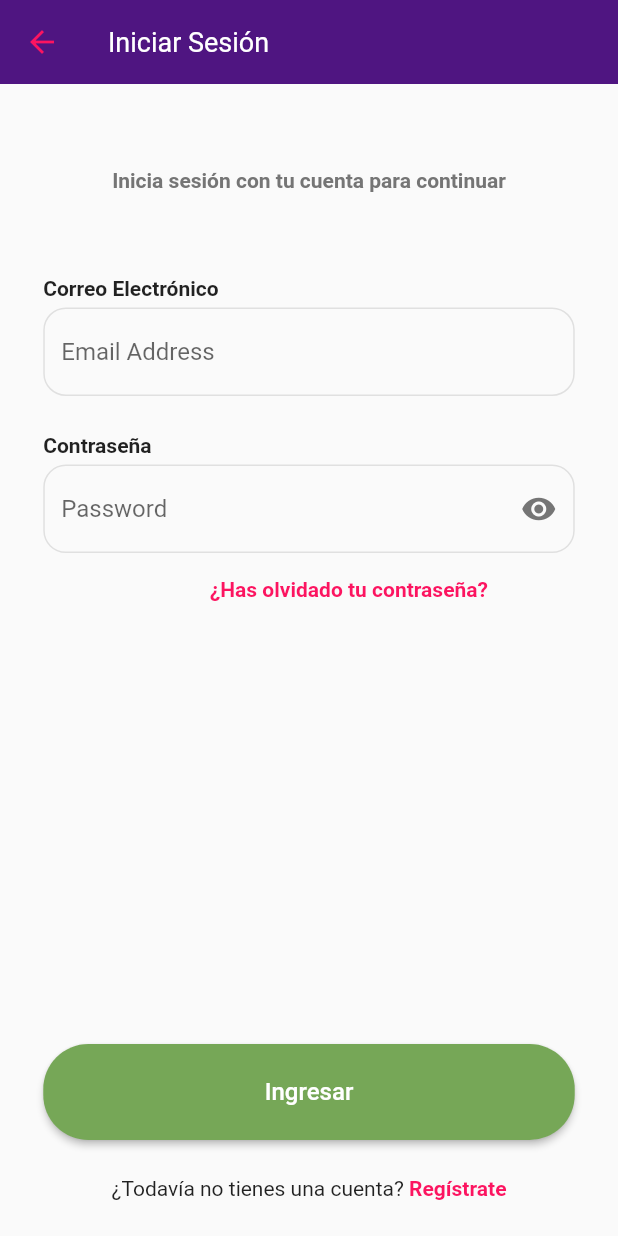
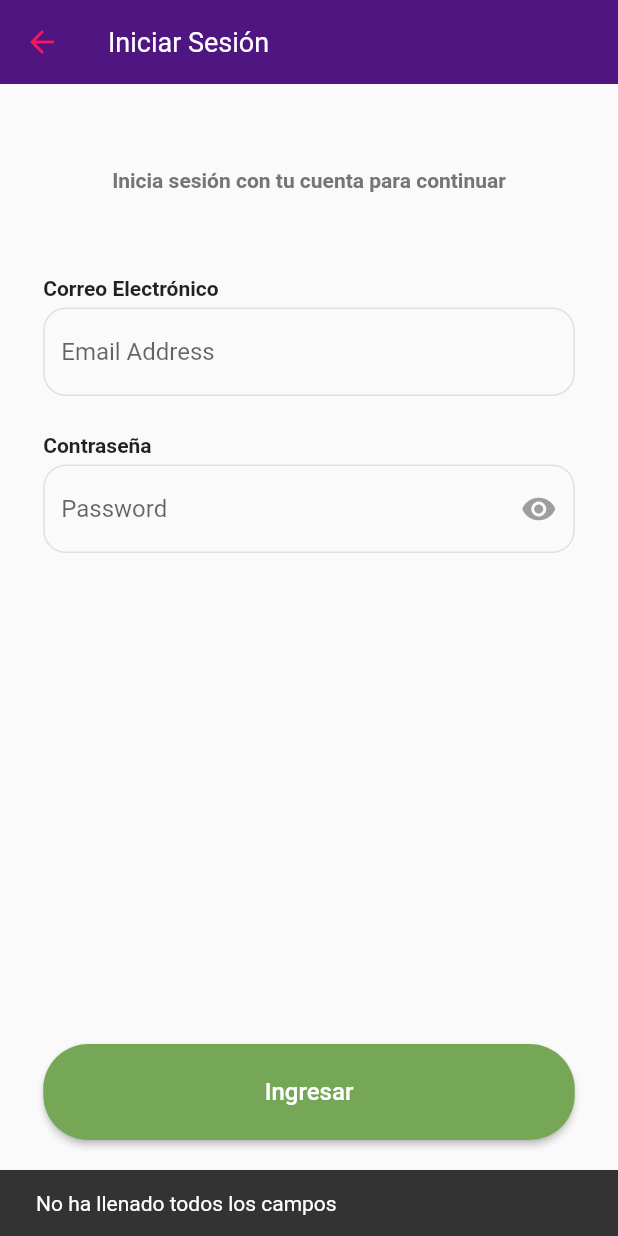
Before and after one commit to JavierMonjaraz/193231-MVP-V1, a Flutter app: the LoginPage screen opened by its route, after a tap on "Ingresar", on a phone screen of 412 x 824 dp. Run offline on Flutter 3.47's test engine with Material 2 defaults, Android fonts, the phone set to English and light mode, and no system bars; our stand-ins replace font_awesome_flutter, shared_preferences; accounts and stored records are empty.

Commit message:
Login back conection

```diff
--- /dev/null
+++ b/lib/Conection/server.dart
@@ -0,0 +1,3 @@
+class connect {
+  static const String url = "http://192.168.1.65:3000/";
+}
--- a/lib/Home/principal_page.dart
+++ b/lib/Home/principal_page.dart
@@ -1,4 +1,5 @@
 import 'package:flutter/material.dart';
+import 'package:shared_preferences/shared_preferences.dart';
 
 import 'cards_view.dart';
 import 'carrousel_circle_img_view.dart';
@@ -13,6 +14,7 @@ class PrincipalPage extends StatefulWidget {
 
 class _PrincipalPageState extends State<PrincipalPage> {
   int _selectedIndex = 1;
+  String name = "";
   final List<bool> _isOpen = [false, false];
 
   static const TextStyle optionStyle =
@@ -36,6 +38,18 @@ class _PrincipalPageState extends State<PrincipalPage> {
   }
 
   @override
+  void initState() {
+    getData();
+  }
+
+  getData() async {
+    SharedPreferences prefs = await SharedPreferences.getInstance();
+    setState(() {
+      name = prefs.getString('name')!;
+    });
+  }
+
+  @override
   Widget build(BuildContext context) {
     return Scaffold(
       appBar: AppBar(
@@ -51,12 +65,15 @@ class _PrincipalPageState extends State<PrincipalPage> {
             Padding(
               padding: EdgeInsets.symmetric(vertical: 50),
               child: Column(
-                children: const [
-                  CircleAvatar(
+                children: [
+                  const CircleAvatar(
                     child: Text("Imagen"),
                     radius: 40,
                   ),
-                  Text("Nombre"),
+                  const SizedBox(
+                    height: 10,
+                  ),
+                  Text(name),
                 ],
               ),
             ),
--- a/lib/pages/login/login_page.dart
+++ b/lib/pages/login/login_page.dart
@@ -1,12 +1,32 @@
+import 'dart:convert';
+
 import 'package:flutter/material.dart';
+import 'package:http/http.dart';
 import 'package:mvp_all/styles/colors/colors_views.dart';
+import 'package:shared_preferences/shared_preferences.dart';
+import 'package:mvp_all/Conection/server.dart';
 
-class LoginPage extends StatelessWidget {
+class LoginPage extends StatefulWidget {
   const LoginPage({Key? key}) : super(key: key);
+
+  @override
+  State<LoginPage> createState() => _LoginPage();
+}
+
+class _LoginPage extends State<LoginPage>{
+
+  final email = TextEditingController();
+  final password = TextEditingController();
+  bool _passwordVisible = false;
 
   @override
   Widget build(BuildContext context) {
     final size = MediaQuery.of(context).size;
+
+    var outlineInputBorder = OutlineInputBorder(
+      borderSide: const BorderSide(color: ColorsViews.bar_disabled),
+      borderRadius: BorderRadius.circular(15),
+    );
 
     return Scaffold(
         appBar: AppBar(
@@ -45,15 +65,62 @@ class LoginPage extends StatelessWidget {
                     child: SingleChildScrollView(
                       child: Column(
                         children: [
-                          const TextFormFieldCustom(
-                            label: 'Correo Electrónico',
-                            hintText: 'Email Address',
-                            helpTextEnabled: false,
+                          Column(
+                            crossAxisAlignment: CrossAxisAlignment.start,
+                            children: [
+                              const Text(
+                                "Correo Electrónico",
+                                style: TextStyle(
+                                  fontWeight: FontWeight.bold,
+                                ),
+                              ),
+                              const SizedBox(
+                                height: 5,
+                              ),
+                              TextField(
+                                controller: email,
+                                decoration: InputDecoration(
+                                    hintText: "Email Address",
+                                    focusedBorder: outlineInputBorder,
+                                    enabledBorder: outlineInputBorder),
+                              )
+                            ],
                           ),
                           SizedBox(height: size.height * 0.03),
-                          const TextFormFieldPasswordScreen(
-                            helpTextEnabled: false,
-                            showHelpPassword: true,
+                          Column(
+                            crossAxisAlignment: CrossAxisAlignment.start,
+                            children: [
+                              const Text(
+                                "Contraseña",
+                                style: TextStyle(
+                                  fontWeight: FontWeight.bold,
+                                ),
+                              ),
+                              const SizedBox(
+                                height: 5,
+                              ),
+                              TextField(
+                                controller: password,
+                                obscureText: !_passwordVisible,
+                                decoration: InputDecoration(
+                                  hintText: "Password",
+                                  focusedBorder: outlineInputBorder,
+                                  enabledBorder: outlineInputBorder,
+                                  suffixIcon: IconButton(
+                                    icon: Icon(
+                                      Icons.visibility,
+                                      color: _passwordVisible
+                                          ? Colors.blue
+                                          : Colors.grey,
+                                    ),
+                                    onPressed: () {
+                                      _passwordVisible = !_passwordVisible;
+                                      setState(() {});
+                                    },
+                                  ),
+                                ),
+                              )
+                            ],
                           ),
                         ],
                       ),
@@ -66,7 +133,53 @@ class LoginPage extends StatelessWidget {
                 ),
                 Expanded(
                   flex: 1,
-                  child: CustomButtonApp(size: size, textButton: 'Ingresar'),
+                  child: SizedBox(
+                    width: size.width * 0.9,
+                    height: size.height * 0.5,
+                    child: ElevatedButton(
+                      child: const Text(
+                        "Ingresar",
+                        style: TextStyle(fontSize: 16),
+                      ),
+                      style: ElevatedButton.styleFrom(
+                          primary: ColorsViews.btn_continuar,
+                          shape: RoundedRectangleBorder(
+                            borderRadius: BorderRadius.circular(30),
+                          )),
+                      onPressed: () async {
+                        if(!(email.text == "") && !(password.text == "")){
+                          Response response = await post(
+                              Uri.parse(connect.url+'api/v1/login'),
+                              body: {
+                                'email': email.text,
+                                'password': password.text
+                              });
+                          Map data = jsonDecode(response.body);
+                          if(data['Token']==null){
+                            ScaffoldMessenger.of(context).showSnackBar(
+                              const SnackBar(
+                                content:
+                                Text('Correo Electónico y/o Password incorrectos'),
+                              ),
+                            );
+                          }else{
+                            SharedPreferences.setMockInitialValues({});
+                            SharedPreferences prefs = await SharedPreferences.getInstance();
+                            prefs.setString('token', data['Token']);
+                            prefs.setString('name', data['Name']);
+                            Navigator.pushNamedAndRemoveUntil(context, 'principal_page',(Route<dynamic> route) => false);
+                          }
+                        }else{
+                          ScaffoldMessenger.of(context).showSnackBar(
+                            const SnackBar(
+                              content:
+                              Text('No ha llenado todos los campos'),
+                            ),
+                          );
+                        }
+                      },
+                    ),
+                  ),
                 ),
                 const Expanded(
                   flex: 1,
@@ -79,149 +192,6 @@ class LoginPage extends StatelessWidget {
             ),
           ),
         ));
-  }
-}
-
-class TextFormFieldCustom extends StatelessWidget {
-  final String label;
-  final String hintText;
-  final IconData? iconData;
-  final bool helpTextEnabled;
-
-  const TextFormFieldCustom(
-      {Key? key,
-      required this.label,
-      required this.hintText,
-      required this.helpTextEnabled,
-      this.iconData})
-      : super(key: key);
-
-  @override
-  Widget build(BuildContext context) {
-    String labelHelpText =
-        'Ingrese su correo eléctronico registrado y le enviaremos un correo electrónico que contiene un enlace para restablecer su contraseña.';
-
-    var outlineInputBorder = OutlineInputBorder(
-      borderSide: const BorderSide(color: ColorsViews.bar_disabled),
-      borderRadius: BorderRadius.circular(15),
-    );
-
-    return Column(
-      crossAxisAlignment: CrossAxisAlignment.start,
-      children: [
-        Text(
-          label,
-          style: const TextStyle(
-            fontWeight: FontWeight.bold,
-          ),
-        ),
-        const SizedBox(
-          height: 5,
-        ),
-        TextFormField(
-          decoration: InputDecoration(
-              suffixIcon: iconData != null ? Icon(iconData) : null,
-              hintText: hintText,
-              focusedBorder: outlineInputBorder,
-              enabledBorder: outlineInputBorder,
-              helperText: helpTextEnabled ? labelHelpText : null,
-              helperMaxLines: 4,
-              helperStyle: const TextStyle(
-                overflow: TextOverflow.ellipsis,
-              )),
-        )
-      ],
-    );
-  }
-}
-
-class TextFormFieldPasswordScreen extends StatefulWidget {
-  final bool helpTextEnabled;
-  final bool showHelpPassword;
-
-  const TextFormFieldPasswordScreen(
-      {Key? key, required this.helpTextEnabled, required this.showHelpPassword})
-      : super(key: key);
-
-  @override
-  State<TextFormFieldPasswordScreen> createState() =>
-      _TextFormFieldPasswordScreenState();
-}
-
-class _TextFormFieldPasswordScreenState
-    extends State<TextFormFieldPasswordScreen> {
-  late bool _passwordVisible;
-  final TextEditingController _userPasswordController = TextEditingController();
-
-  @override
-  void initState() {
-    _passwordVisible = false;
-    super.initState();
-  }
-
-  @override
-  Widget build(BuildContext context) {
-    final size = MediaQuery.of(context).size;
-
-    var outlineInputBorder = OutlineInputBorder(
-      borderSide: const BorderSide(color: ColorsViews.bar_disabled),
-      borderRadius: BorderRadius.circular(15),
-    );
-
-    return Column(
-      crossAxisAlignment: CrossAxisAlignment.start,
-      // mainAxisAlignment: MainAxisAlignment.end,
-      children: [
-        const Text(
-          'Contraseña',
-          textAlign: TextAlign.end,
-          style: TextStyle(
-            fontWeight: FontWeight.bold,
-          ),
-        ),
-        const SizedBox(
-          height: 5,
-        ),
-        TextFormField(
-          controller: _userPasswordController,
-          obscureText: !_passwordVisible,
-          decoration: InputDecoration(
-              suffixIcon: IconButton(
-                icon: Icon(
-                  Icons.visibility,
-                  color: _passwordVisible ? Colors.blue : ColorsViews.text_body,
-                ),
-                onPressed: () {
-                  _passwordVisible = !_passwordVisible;
-                  setState(() {});
-                },
-              ),
-              hintText: 'Password',
-              focusedBorder: outlineInputBorder,
-              enabledBorder: outlineInputBorder,
-              helperText: widget.helpTextEnabled
-                  ? 'La contraseña debe contener caracteres, números y simbolos con un minimo de 6 caracteres.'
-                  : null,
-              helperMaxLines: 2,
-              helperStyle: const TextStyle(
-                overflow: TextOverflow.ellipsis,
-              )),
-        ),
-        if (widget.showHelpPassword)
-          Padding(
-            padding: EdgeInsets.only(left: size.width * 0.25),
-            child: TextButton(
-              child: const Text(
-                '¿Has olvidado tu contraseña?',
-                style: TextStyle(
-                    color: ColorsViews.bar_enabled,
-                    fontWeight: FontWeight.bold),
-              ),
-              onPressed: () => Navigator.pushNamed(context, 'recover_password'),
-            ),
-          )
-      ],
-    );
   }
 }
 
--- a/lib/pages/register_page.dart
+++ b/lib/pages/register_page.dart
@@ -2,6 +2,7 @@ import 'dart:convert';
 
 import 'package:flutter/gestures.dart';
 import 'package:flutter/material.dart';
+import 'package:mvp_all/Conection/server.dart';
 import 'package:mvp_all/styles/colors/colors_views.dart';
 import 'package:http/http.dart';
 
@@ -233,7 +234,7 @@ class _RegisterPage extends State<RegistrerPage> {
                     if(politicasIsChecked){
                       if(!(nombre.text == '') && !(email.text =='') && !(password.text =='')){
                         Response response = await post(
-                            Uri.parse('http://192.168.1.65:3000/api/v1/register'),
+                            Uri.parse(connect.url+'api/v1/register'),
                             body: {
                               'name': nombre.text,
                               'email': email.text,
--- a/pubspec.yaml
+++ b/pubspec.yaml
@@ -36,6 +36,7 @@ dependencies:
   cupertino_icons: ^1.0.2
   font_awesome_flutter: ^9.2.0
   http: 0.13.1
+  shared_preferences: ^2.0.15
 
 dev_dependencies:
   flutter_test:
```
Also changed, not shown: pubspec.lock.
